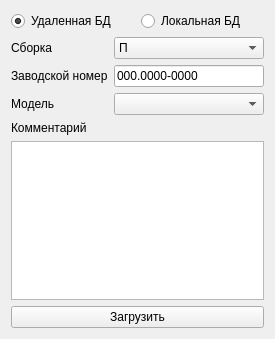
Before: the Qt Designer form usonicapp/forms/upload.ui in Kneshal/usonicApp, drawn with Qt 5.
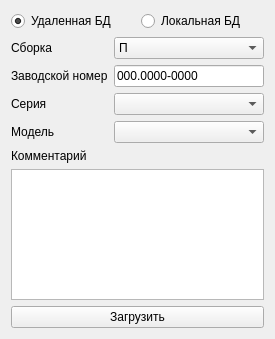
After: the same form once the commit is applied.

Patch:
```diff
--- a/usonicapp/forms/upload.ui
+++ b/usonicapp/forms/upload.ui
@@ -127,6 +127,27 @@
      </item>
     </layout>
    </item>
+   <item>
+    <layout class="QHBoxLayout" name="horizontalLayout_5">
+     <item>
+      <widget class="QLabel" name="label_5">
+       <property name="text">
+        <string>Серия</string>
+       </property>
+      </widget>
+     </item>
+     <item>
+      <widget class="QComboBox" name="series_combobox">
+       <property name="minimumSize">
+        <size>
+         <width>150</width>
+         <height>0</height>
+        </size>
+       </property>
+      </widget>
+     </item>
+    </layout>
+   </item>
    <item>
     <layout class="QHBoxLayout" name="horizontalLayout_3">
      <item>
```
Left out of the diff: 2 changed lines with no effect on the pictures.
